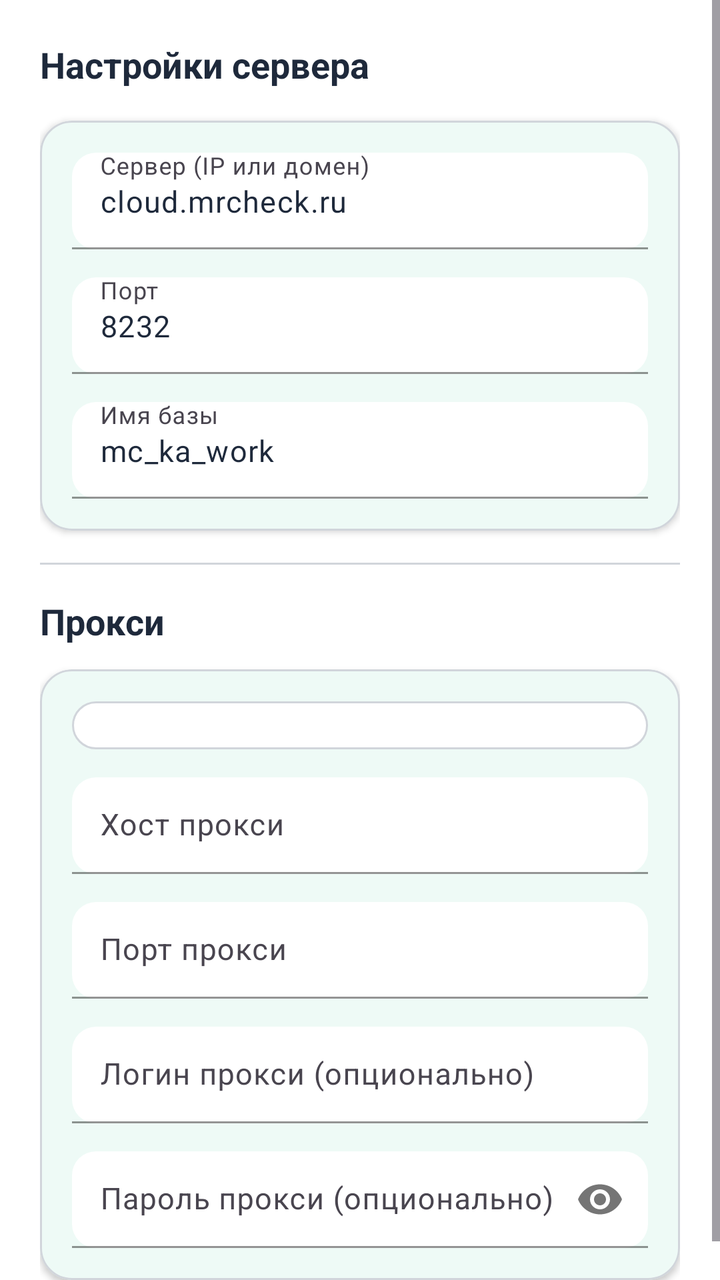
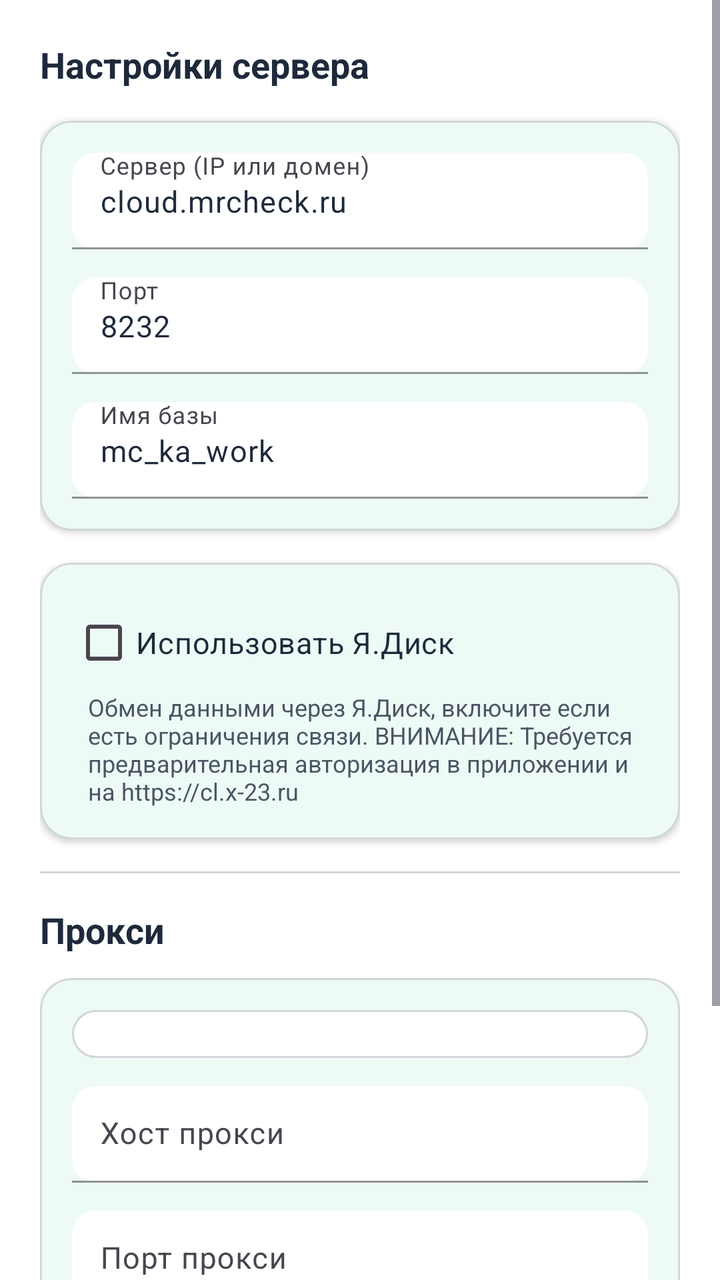

Before-and-after screenshots of an Android layout around one commit, followed by the original layout XML and the change that was made.
<!-- AndroidManifest.xml: application theme Theme.MrCWarehouse -->
<!-- res/layout/dialog_server_settings.xml -->
<?xml version="1.0" encoding="utf-8"?>
<ScrollView xmlns:android="http://schemas.android.com/apk/res/android"
    xmlns:app="http://schemas.android.com/apk/res-auto"
    android:layout_width="match_parent"
    android:layout_height="wrap_content"
    android:background="@color/bg_card">

    <LinearLayout
        android:layout_width="match_parent"
        android:layout_height="wrap_content"
        android:orientation="vertical"
        android:padding="20dp">

        <TextView
            android:layout_width="wrap_content"
            android:layout_height="wrap_content"
            android:text="Настройки сервера"
            android:textColor="@color/text_primary"
            android:textSize="18sp"
            android:textStyle="bold" />

        <com.google.android.material.card.MaterialCardView
            android:layout_width="match_parent"
            android:layout_height="wrap_content"
            android:layout_marginTop="16dp"
            app:cardBackgroundColor="@color/bg_card"
            app:cardCornerRadius="16dp"
            app:cardElevation="2dp"
            app:strokeColor="@color/divider"
            app:strokeWidth="1dp">

            <LinearLayout
                android:layout_width="match_parent"
                android:layout_height="wrap_content"
                android:orientation="vertical"
                android:padding="16dp">

                <com.google.android.material.textfield.TextInputLayout
                    android:layout_width="match_parent"
                    android:layout_height="wrap_content"
                    android:hint="Сервер (IP или домен)"
                    app:boxBackgroundColor="@color/bg_input"
                    app:boxBackgroundMode="filled"
                    app:boxCornerRadiusBottomEnd="12dp"
                    app:boxCornerRadiusBottomStart="12dp"
                    app:boxCornerRadiusTopEnd="12dp"
                    app:boxCornerRadiusTopStart="12dp"
                    app:boxStrokeColor="@color/input_stroke"
                    app:hintTextColor="@color/text_hint">

                    <com.google.android.material.textfield.TextInputEditText
                        android:id="@+id/etServerHost"
                        android:layout_width="match_parent"
                        android:layout_height="wrap_content"
                        android:inputType="textUri"
                        android:padding="14dp"
                        android:text="cloud.mrcheck.ru"
                        android:textColor="@color/text_primary"
                        android:textColorHint="@color/text_hint"
                        android:textSize="15sp" />
                </com.google.android.material.textfield.TextInputLayout>

                <com.google.android.material.textfield.TextInputLayout
                    android:layout_width="match_parent"
                    android:layout_height="wrap_content"
                    android:layout_marginTop="14dp"
                    android:hint="Порт"
                    app:boxBackgroundColor="@color/bg_input"
                    app:boxBackgroundMode="filled"
                    app:boxCornerRadiusBottomEnd="12dp"
                    app:boxCornerRadiusBottomStart="12dp"
                    app:boxCornerRadiusTopEnd="12dp"
                    app:boxCornerRadiusTopStart="12dp"
                    app:boxStrokeColor="@color/input_stroke"
                    app:hintTextColor="@color/text_hint">

                    <com.google.android.material.textfield.TextInputEditText
                        android:id="@+id/etServerPort"
                        android:layout_width="match_parent"
                        android:layout_height="wrap_content"
                        android:inputType="number"
                        android:padding="14dp"
                        android:text="8232"
                        android:textColor="@color/text_primary"
                        android:textColorHint="@color/text_hint"
                        android:textSize="15sp" />
                </com.google.android.material.textfield.TextInputLayout>

                <com.google.android.material.textfield.TextInputLayout
                    android:layout_width="match_parent"
                    android:layout_height="wrap_content"
                    android:layout_marginTop="14dp"
                    android:hint="Имя базы"
                    app:boxBackgroundColor="@color/bg_input"
                    app:boxBackgroundMode="filled"
                    app:boxCornerRadiusBottomEnd="12dp"
                    app:boxCornerRadiusBottomStart="12dp"
                    app:boxCornerRadiusTopEnd="12dp"
                    app:boxCornerRadiusTopStart="12dp"
                    app:boxStrokeColor="@color/input_stroke"
                    app:hintTextColor="@color/text_hint">

                    <com.google.android.material.textfield.TextInputEditText
                        android:id="@+id/etDbName"
                        android:layout_width="match_parent"
                        android:layout_height="wrap_content"
                        android:inputType="text"
                        android:padding="14dp"
                        android:text="mc_ka_work"
                        android:textColor="@color/text_primary"
                        android:textColorHint="@color/text_hint"
                        android:textSize="15sp" />
                </com.google.android.material.textfield.TextInputLayout>
            </LinearLayout>
        </com.google.android.material.card.MaterialCardView>

        
        <View
            android:layout_width="match_parent"
            android:layout_height="1dp"
            android:layout_marginVertical="16dp"
            android:background="@color/divider" />

        <TextView
            android:layout_width="wrap_content"
            android:layout_height="wrap_content"
            android:text="Прокси"
            android:textColor="@color/text_primary"
            android:textSize="18sp"
            android:textStyle="bold" />

        <com.google.android.material.card.MaterialCardView
            android:layout_width="match_parent"
            android:layout_height="wrap_content"
            android:layout_marginTop="12dp"
            app:cardBackgroundColor="@color/bg_card"
            app:cardCornerRadius="16dp"
            app:cardElevation="2dp"
            app:strokeColor="@color/divider"
            app:strokeWidth="1dp">

            <LinearLayout
                android:layout_width="match_parent"
                android:layout_height="wrap_content"
                android:orientation="vertical"
                android:padding="16dp">

                
                <Spinner
                    android:id="@+id/spinnerProxyType"
                    android:layout_width="match_parent"
                    android:layout_height="wrap_content"
                    android:background="@drawable/input_bg"
                    android:padding="12dp" />

                <com.google.android.material.textfield.TextInputLayout
                    android:layout_width="match_parent"
                    android:layout_height="wrap_content"
                    android:layout_marginTop="14dp"
                    android:hint="Хост прокси"
                    app:boxBackgroundColor="@color/bg_input"
                    app:boxBackgroundMode="filled"
                    app:boxCornerRadiusBottomEnd="12dp"
                    app:boxCornerRadiusBottomStart="12dp"
                    app:boxCornerRadiusTopEnd="12dp"
                    app:boxCornerRadiusTopStart="12dp"
                    app:boxStrokeColor="@color/input_stroke"
                    app:hintTextColor="@color/text_hint">

                    <com.google.android.material.textfield.TextInputEditText
                        android:id="@+id/etProxyHost"
                        android:layout_width="match_parent"
                        android:layout_height="wrap_content"
                        android:inputType="textUri"
                        android:padding="14dp"
                        android:textColor="@color/text_primary"
                        android:textColorHint="@color/text_hint"
                        android:textSize="15sp" />
                </com.google.android.material.textfield.TextInputLayout>

                <com.google.android.material.textfield.TextInputLayout
                    android:layout_width="match_parent"
                    android:layout_height="wrap_content"
                    android:layout_marginTop="14dp"
                    android:hint="Порт прокси"
                    app:boxBackgroundColor="@color/bg_input"
                    app:boxBackgroundMode="filled"
                    app:boxCornerRadiusBottomEnd="12dp"
                    app:boxCornerRadiusBottomStart="12dp"
                    app:boxCornerRadiusTopEnd="12dp"
                    app:boxCornerRadiusTopStart="12dp"
                    app:boxStrokeColor="@color/input_stroke"
                    app:hintTextColor="@color/text_hint">

                    <com.google.android.material.textfield.TextInputEditText
                        android:id="@+id/etProxyPort"
                        android:layout_width="match_parent"
                        android:layout_height="wrap_content"
                        android:inputType="number"
                        android:padding="14dp"
                        android:textColor="@color/text_primary"
                        android:textColorHint="@color/text_hint"
                        android:textSize="15sp" />
                </com.google.android.material.textfield.TextInputLayout>

                <com.google.android.material.textfield.TextInputLayout
                    android:layout_width="match_parent"
                    android:layout_height="wrap_content"
                    android:layout_marginTop="14dp"
                    android:hint="Логин прокси (опционально)"
                    app:boxBackgroundColor="@color/bg_input"
                    app:boxBackgroundMode="filled"
                    app:boxCornerRadiusBottomEnd="12dp"
                    app:boxCornerRadiusBottomStart="12dp"
                    app:boxCornerRadiusTopEnd="12dp"
                    app:boxCornerRadiusTopStart="12dp"
                    app:boxStrokeColor="@color/input_stroke"
                    app:hintTextColor="@color/text_hint">

                    <com.google.android.material.textfield.TextInputEditText
                        android:id="@+id/etProxyUser"
                        android:layout_width="match_parent"
                        android:layout_height="wrap_content"
                        android:inputType="text"
                        android:padding="14dp"
                        android:textColor="@color/text_primary"
                        android:textColorHint="@color/text_hint"
                        android:textSize="15sp" />
                </com.google.android.material.textfield.TextInputLayout>

                <com.google.android.material.textfield.TextInputLayout
                    android:layout_width="match_parent"
                    android:layout_height="wrap_content"
                    android:layout_marginTop="14dp"
                    android:hint="Пароль прокси (опционально)"
                    app:boxBackgroundColor="@color/bg_input"
                    app:boxBackgroundMode="filled"
                    app:boxCornerRadiusBottomEnd="12dp"
                    app:boxCornerRadiusBottomStart="12dp"
                    app:boxCornerRadiusTopEnd="12dp"
                    app:boxCornerRadiusTopStart="12dp"
                    app:boxStrokeColor="@color/input_stroke"
                    app:hintTextColor="@color/text_hint"
                    app:passwordToggleEnabled="true">

                    <com.google.android.material.textfield.TextInputEditText
                        android:id="@+id/etProxyPassword"
                        android:layout_width="match_parent"
                        android:layout_height="wrap_content"
                        android:inputType="textPassword"
                        android:padding="14dp"
                        android:textColor="@color/text_primary"
                        android:textColorHint="@color/text_hint"
                        android:textSize="15sp" />
                </com.google.android.material.textfield.TextInputLayout>

            </LinearLayout>
        </com.google.android.material.card.MaterialCardView>

    </LinearLayout>
</ScrollView>
<!-- resources referenced by this layout -->
<resources>
  <color name="bg_card">#FFFFFF</color>
  <color name="bg_input">#FFFFFF</color>
  <color name="divider">#D1D5DB</color>
  <color name="input_stroke">#9CA3AF</color>
  <color name="text_hint">#4B5563</color>
  <color name="text_primary">#1E293B</color>
  <!-- drawable input_bg (drawable) -->
  <?xml version="1.0" encoding="utf-8"?>
  <shape xmlns:android="http://schemas.android.com/apk/res/android"
      android:shape="rectangle">
      <solid android:color="@color/white" />
      <stroke
          android:width="1dp"
          android:color="@color/divider" />
      <corners android:radius="12dp" />
  </shape>
  <style name="Theme.MrCWarehouse" parent="Theme.Material3.Light.NoActionBar">
          <item name="colorPrimary">@color/primary</item>
          <item name="colorPrimaryDark">@color/primary_dark</item>
          <item name="colorAccent">@color/primary</item>
          <item name="colorOnPrimary">@color/text_on_primary</item>
          <item name="colorSecondary">@color/secondary</item>
          <item name="colorOnSecondary">@color/white</item>
          <item name="colorSurface">@color/bg_card</item>
          <item name="colorOnSurface">@color/text_primary</item>
          <item name="android:statusBarColor">@color/primary_dark</item>
          <item name="android:navigationBarColor">@color/primary</item>
          <item name="android:windowBackground">@color/bg_main</item>
          <item name="materialCardViewStyle">@style/CardView.Solid</item>
      </style>
  <color name="white">#FFFFFF</color>
  <color name="primary">#10B981</color>
  <color name="primary_dark">#059669</color>
  <color name="text_on_primary">#FFFFFF</color>
  <color name="secondary">#059669</color>
  <color name="bg_main">#F5F7FA</color>
  <style name="CardView.Solid" parent="Widget.Material3.CardView.Filled">
          <item name="cardElevation">2dp</item>
          <item name="cardCornerRadius">16dp</item>
          <item name="cardBackgroundColor">@color/bg_card</item>
          <item name="strokeColor">@android:color/transparent</item>
          <item name="strokeWidth">0dp</item>
      </style>
</resources>

<!-- the commit's change to res/layout/dialog_server_settings.xml (unified diff, before → after) -->
@@ -114,6 +114,41 @@
             </LinearLayout>
         </com.google.android.material.card.MaterialCardView>
 
+        <com.google.android.material.card.MaterialCardView
+            android:layout_width="match_parent"
+            android:layout_height="wrap_content"
+            android:layout_marginTop="16dp"
+            app:cardBackgroundColor="@color/bg_card"
+            app:cardCornerRadius="16dp"
+            app:cardElevation="2dp"
+            app:strokeColor="@color/divider"
+            app:strokeWidth="1dp">
+
+            <LinearLayout
+                android:layout_width="match_parent"
+                android:layout_height="wrap_content"
+                android:orientation="vertical"
+                android:padding="16dp">
+
+                <CheckBox
+                    android:id="@+id/cbUseYDisk"
+                    android:layout_width="match_parent"
+                    android:layout_height="wrap_content"
+                    android:text="Использовать Я.Диск"
+                    android:textColor="@color/text_primary"
+                    android:textSize="15sp" />
+
+                <TextView
+                    android:layout_width="wrap_content"
+                    android:layout_height="wrap_content"
+                    android:layout_marginStart="8dp"
+                    android:text="Обмен данными через Я.Диск, включите если есть ограничения связи. ВНИМАНИЕ: Требуется предварительная авторизация в приложении и на https://cl.x-23.ru"
+                    android:textColor="@color/text_hint"
+                    android:textSize="12sp" />
+
+            </LinearLayout>
+        </com.google.android.material.card.MaterialCardView>
+
         
         <View
             android:layout_width="match_parent"
